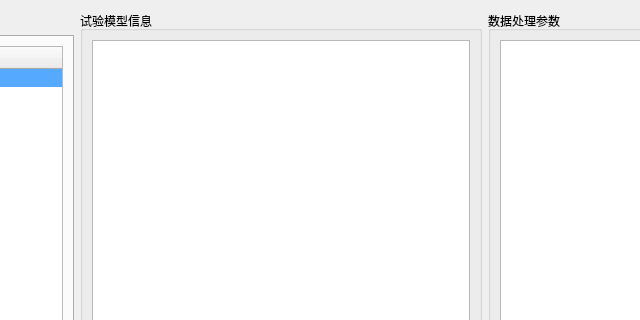
The window that pyvtdm_d2.ui (zgpeng009/pyvtdm) describes before a commit, drawn with Qt 5; both pictures show x 338 to 978 and y 0 to 320 of the 1238 by 828 pixel window.
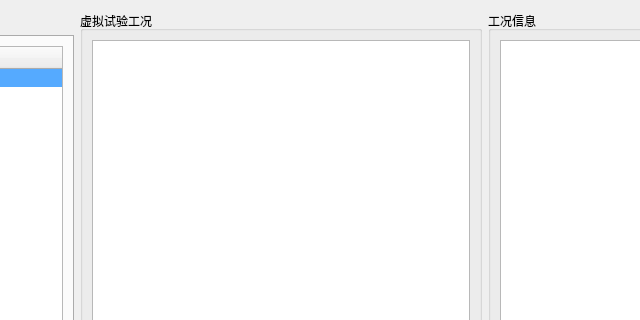
The same window after the commit. Icons and pictures are not drawn.

Diff of the .ui file:
```diff
--- a/pyvtdm_d2.ui
+++ b/pyvtdm_d2.ui
@@ -237,7 +237,7 @@
        <item>
         <widget class="QGroupBox" name="groupBox">
          <property name="title">
-          <string>试验模型信息</string>
+          <string>虚拟试验工况</string>
          </property>
          <layout class="QVBoxLayout" name="verticalLayout_3">
           <item>
@@ -256,7 +256,7 @@
        <item>
         <widget class="QGroupBox" name="groupBox_2">
          <property name="title">
-          <string>数据处理参数</string>
+          <string>工况信息</string>
          </property>
          <layout class="QVBoxLayout" name="verticalLayout_2" stretch="4,1">
           <item>
```
